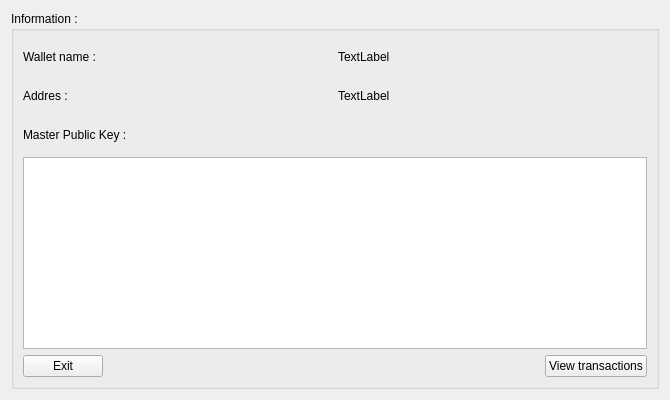
Qt form offline_wallet/forms/informationwindow.ui (bmstu-iu8-2018-project/wallet) before a commit.
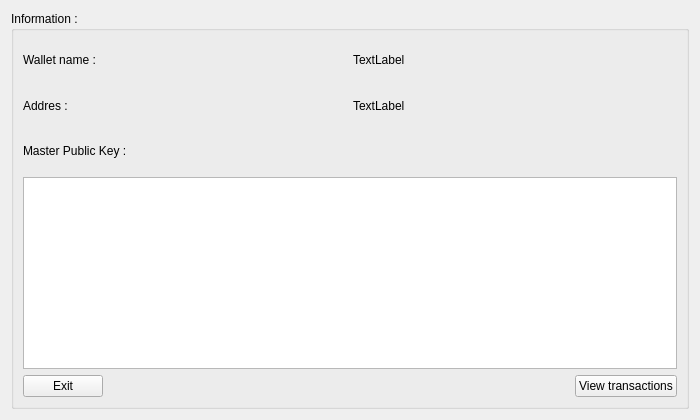
The same form after that commit.

```diff
--- a/offline_wallet/forms/informationwindow.ui
+++ b/offline_wallet/forms/informationwindow.ui
@@ -6,8 +6,8 @@
    <rect>
     <x>0</x>
     <y>0</y>
-    <width>670</width>
-    <height>400</height>
+    <width>700</width>
+    <height>420</height>
    </rect>
   </property>
   <property name="windowTitle">
```
Left out of the diff: 3 changed lines with no effect on the pictures.
